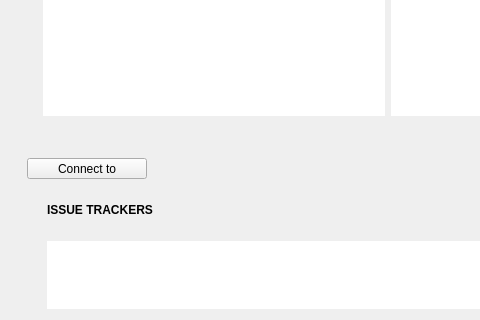
Qt form component/GuiManager/src/containers/HomeContainer.ui (Sourcerer-Team/Sourcerer) before a commit; both pictures show x 0 to 480 and y 247 to 567 of the 775 by 567 pixel window.
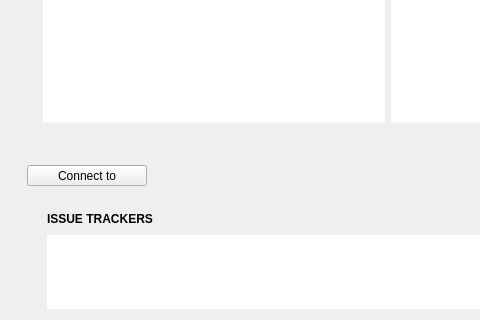
The same form after that commit. Custom widgets are drawn as their Qt base class.

Diff of the .ui file:
```diff
--- a/component/GuiManager/src/containers/HomeContainer.ui
+++ b/component/GuiManager/src/containers/HomeContainer.ui
@@ -264,7 +264,10 @@
       </widget>
      </item>
      <item>
-      <layout class="QVBoxLayout" name="verticalLayoutIssueTrackerConnections" stretch="0,1">
+      <layout class="QVBoxLayout" name="verticalLayoutIssueTrackerConnections" stretch="1,4">
+       <property name="spacing">
+        <number>7</number>
+       </property>
        <property name="leftMargin">
         <number>20</number>
        </property>
@@ -320,6 +323,11 @@
    <extends>QTableView</extends>
    <header>widgets/RecentTableView.h</header>
   </customwidget>
+  <customwidget>
+   <class>GuiManager::Widgets::IssueTrackersTableView</class>
+   <extends>QTableView</extends>
+   <header>widgets/IssueTrackersTableView.h</header>
+  </customwidget>
   <customwidget>
    <class>GuiManager::Widgets::WorkspacesTableView</class>
    <extends>QTableView</extends>
```
Left out of the diff: 2 changed lines with no effect on the pictures.
